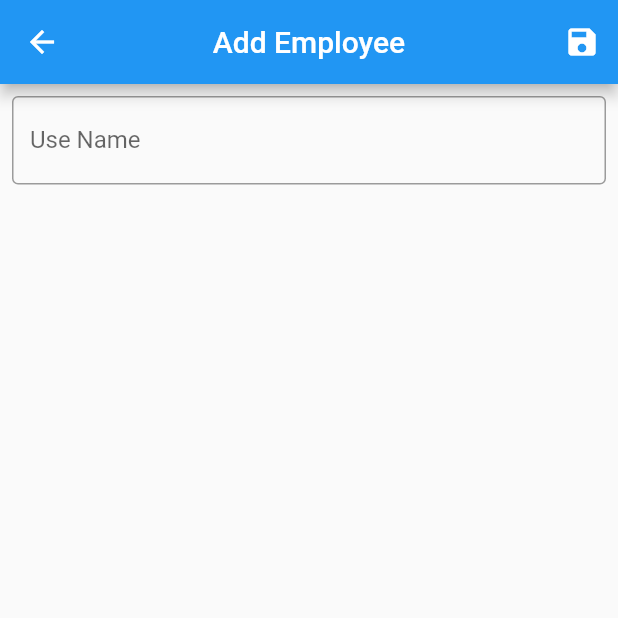
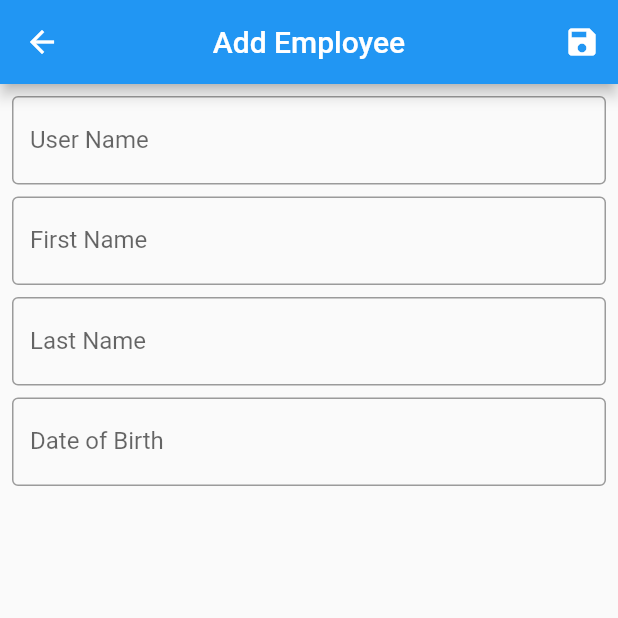
Before and after one commit to manfriny/employee_book, a Flutter app: the AddEmployeeScreen screen opened by its route, on a phone screen of 412 x 824 dp, the top half of it. Run offline on Flutter 3.47's test engine with Material 2 defaults, Android fonts, the phone set to English and light mode, and no system bars.

Commit message:
add date picker

```diff
--- a/lib/main.dart
+++ b/lib/main.dart
@@ -12,6 +12,7 @@
   @override
   Widget build(BuildContext context) {
     return MaterialApp(
+      debugShowCheckedModeBanner: false,
       title: 'Employee Book',
       theme: ThemeData(
         primarySwatch: Colors.blue,
--- a/lib/screen/add_employee_screen.dart
+++ b/lib/screen/add_employee_screen.dart
@@ -1,4 +1,6 @@
+import 'package:employee_book/widget/custom_text_form_field.dart';
 import 'package:flutter/material.dart';
+import 'package:intl/intl.dart';
 
 class AddEmployeeScreen extends StatefulWidget {
   const AddEmployeeScreen({Key? key}) : super(key: key);
@@ -8,7 +10,11 @@
 }
 
 class _AddEmployeeScreenState extends State<AddEmployeeScreen> {
-  final TextEditingController _controller = TextEditingController();
+  final TextEditingController _userNameController = TextEditingController();
+  final TextEditingController _firstNameController = TextEditingController();
+  final TextEditingController _lastNameController = TextEditingController();
+  final TextEditingController _dateOfBirthController = TextEditingController();
+  DateTime? _dateOfBirth;
 
   @override
   Widget build(BuildContext context) {
@@ -29,23 +35,67 @@
         padding: const EdgeInsets.all(8.0),
         child: Column(
           children: [
+            CustomTextFormField(
+                controller: _userNameController, txtLabel: 'User Name'),
+            const SizedBox(height: 8.0),
+            CustomTextFormField(
+                controller: _firstNameController, txtLabel: 'First Name'),
+            const SizedBox(height: 8.0),
+            CustomTextFormField(
+                controller: _lastNameController, txtLabel: 'Last Name'),
+            const SizedBox(height: 8.0),
+            //Date Picker Form
             TextFormField(
-              controller: _controller,
+              controller: _dateOfBirthController,
               keyboardType: TextInputType.name,
               decoration: const InputDecoration(
                 border: OutlineInputBorder(),
-                label: Text('Use Name'),
+                label: Text('Date of Birth'),
               ),
               validator: (value) {
                 if (value == null || value.isEmpty) {
-                  return 'User name cannot be empty';
+                  return 'Date of Birth cannot be empty';
                 }
                 return null;
               },
+              onTap: () => pickDateOfBirth(context),
             ),
+            // END DATE PICKER FORM
+            const SizedBox(height: 8.0),
           ],
         ),
       ),
     );
   }
+
+  Future<void> pickDateOfBirth(BuildContext context) async {
+    final initialDate = DateTime.now();
+    final newDate = await showDatePicker(
+      context: context,
+      initialDate: _dateOfBirth ?? initialDate,
+      firstDate: DateTime(DateTime.now().year - 100),
+      lastDate: DateTime(DateTime.now().year + 1),
+      builder: (context, child) => Theme(
+        data: ThemeData().copyWith(
+          colorScheme: const ColorScheme.light(
+            primary: Colors.pink,
+            onPrimary: Colors.white,
+            onSurface: Colors.black,
+          ),
+          dialogBackgroundColor: Colors.white,
+        ),
+        child: child ?? const Text(''),
+      ),
+    );
+
+    if (newDate == null) {
+      return;
+    }
+
+    setState(() {
+      _dateOfBirth = newDate;
+      String dob = DateFormat('dd/MM/yyyy').format(newDate);
+      _dateOfBirthController.text = dob;
+    });
+  }
 }
--- /dev/null
+++ b/lib/widget/custom_text_form_field.dart
@@ -0,0 +1,32 @@
+import 'package:flutter/material.dart';
+
+class CustomTextFormField extends StatelessWidget {
+  const CustomTextFormField({
+    Key? key,
+    required TextEditingController controller,
+    required String txtLabel,
+  })  : _controller = controller,
+        _txtLabel = txtLabel,
+        super(key: key);
+
+  final TextEditingController _controller;
+  final String _txtLabel;
+
+  @override
+  Widget build(BuildContext context) {
+    return TextFormField(
+      controller: _controller,
+      keyboardType: TextInputType.name,
+      decoration: InputDecoration(
+        border: const OutlineInputBorder(),
+        label: Text(_txtLabel),
+      ),
+      validator: (value) {
+        if (value == null || value.isEmpty) {
+          return '$_txtLabel cannot be empty';
+        }
+        return null;
+      },
+    );
+  }
+}
--- a/pubspec.yaml
+++ b/pubspec.yaml
@@ -34,6 +34,7 @@
   sqlite3_flutter_libs: ^0.5.0
   path_provider: ^2.0.0
   path: ^1.8.0
+  intl: ^0.17.0
 
 dev_dependencies:
   flutter_test:
```
Also changed, not shown: pubspec.lock.
